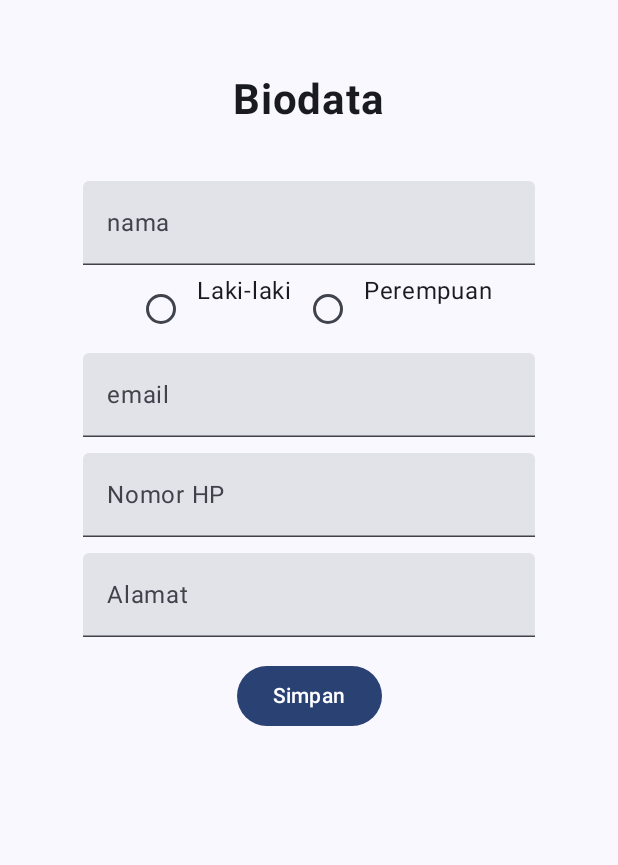
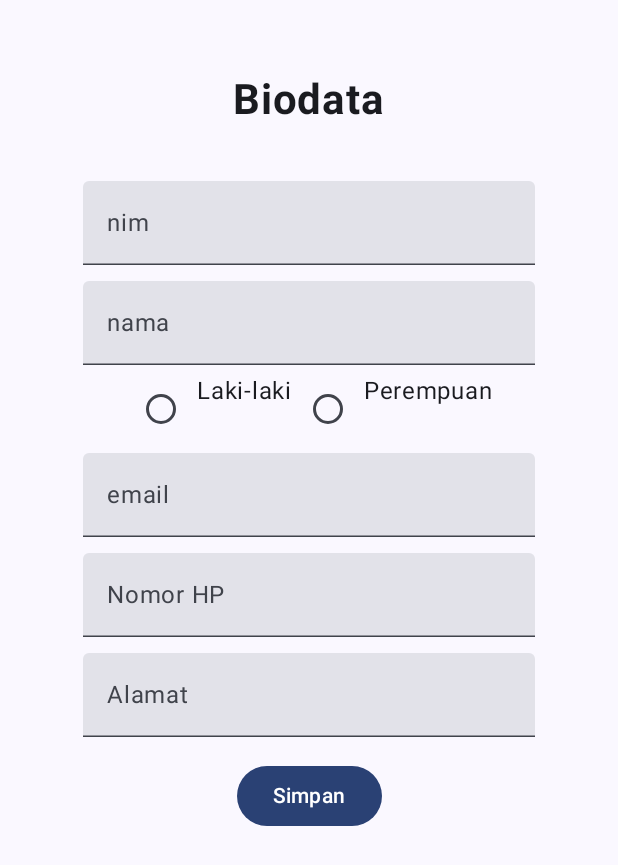
Before and after one commit to iqbaldf7/-QuestNavigasiMVVM_158, an Android app built with Jetpack Compose: the screen it shows after launch (MainActivity), on a phone screen of 412 x 824 dp. Shown: the top 865 px of the screen. Run offline under Robolectric (Android 15) with nearby library versions, the phone set to English and light mode, and no system bars.

Commit message:
menambahkan var nim

```diff
--- a/app/src/main/java/com/example/activity5/ui/view/FormulirView.kt
+++ b/app/src/main/java/com/example/activity5/ui/view/FormulirView.kt
@@ -39,6 +39,9 @@ fun FormulirView(
     var email by remember { mutableStateOf("") }
     var notelp by remember { mutableStateOf("") }
     var alamat by remember { mutableStateOf("") }
+    var nim by remember { mutableStateOf("") }
+
+
 
     var jenisK by remember { mutableStateOf("") }
     var listData:  MutableList<String> = mutableListOf(nama, jenisK, alamat)
@@ -50,6 +53,19 @@ fun FormulirView(
             fontWeight = FontWeight.Bold,
             fontSize = 28.sp)
         Spacer(modifier = Modifier.padding(16.dp))
+
+        TextField(
+            value = nim,
+            onValueChange = {nim = it},
+            modifier = Modifier.fillMaxWidth().padding(5.dp),
+            label = {
+                Text( text = "nim")
+            },
+            placeholder = {
+                Text(text = "Masukan Nim Anda")
+            }
+        )
+
         TextField(
             value = nama,
             onValueChange = {nama = it},
```
